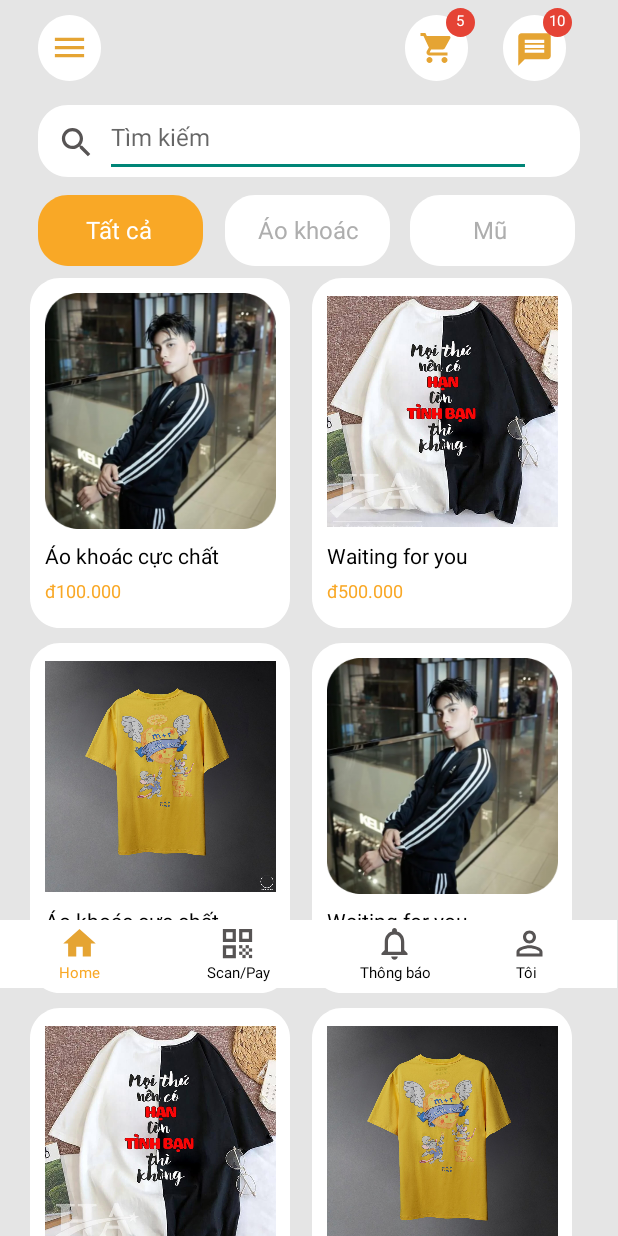
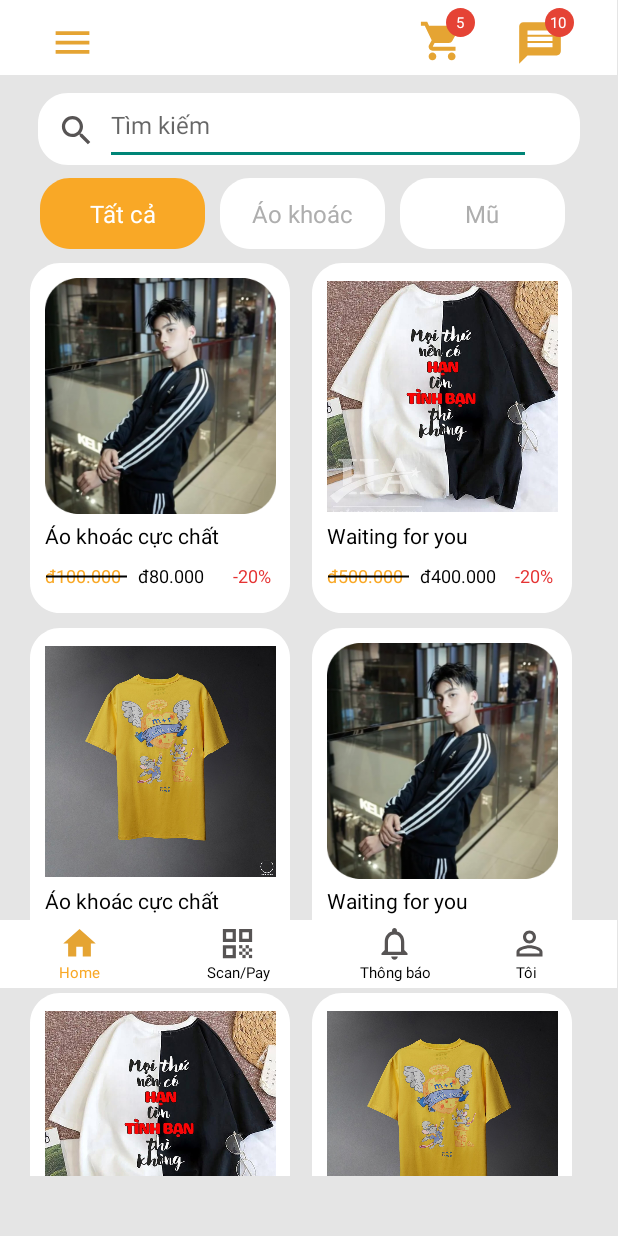
Before and after one commit to SETQT/Android, an Android app: the screen it shows after launch (MainActivity), on a phone screen of 412 x 824 dp. Run offline under Robolectric (Android 15) with nearby library versions, the phone set to English and light mode, and no system bars.

Commit message:
update dashboard

```diff
--- a/app/src/main/java/com/example/androidproject08/CustomProductLabelAdapter.java
+++ b/app/src/main/java/com/example/androidproject08/CustomProductLabelAdapter.java
@@ -1,6 +1,7 @@
 package com.example.androidproject08;
 
 import android.content.Context;
+import android.os.Bundle;
 import android.view.LayoutInflater;
 import android.view.View;
 import android.view.ViewGroup;
@@ -13,12 +14,16 @@ public class CustomProductLabelAdapter extends BaseAdapter {
     int logos[];
     String names[];
     String costs[];
+    String costs_sale[];
+    String percents_sale[];
     LayoutInflater inflter;
-    public CustomProductLabelAdapter(Context applicationContext, int[] logos, String[] names, String[] costs) {
+    public CustomProductLabelAdapter(Context applicationContext, int[] logos, String[] names, String[] costs, String[] costs_sale, String[] percents_sale) {
         this.context = applicationContext;
         this.logos = logos;
         this.names = names;
         this.costs = costs;
+        this.costs_sale = costs_sale;
+        this.percents_sale = percents_sale;
         inflter = (LayoutInflater.from(applicationContext));
     }
     @Override
@@ -39,9 +44,13 @@ public class CustomProductLabelAdapter extends BaseAdapter {
         ImageView picture = (ImageView) view.findViewById(R.id.picture_product); // get the reference of ImageView
         TextView name = (TextView) view.findViewById(R.id.name_product);
         TextView cost = (TextView) view.findViewById(R.id.cost_product);
+        TextView cost_sale = (TextView) view.findViewById(R.id.cost_sale_product);
+        TextView percent_sale = (TextView) view.findViewById(R.id.percent_sale_product);
         picture.setImageResource(logos[i]); // set logo images
         name.setText(names[i]);
         cost.setText(costs[i]);
+        cost_sale.setText(costs_sale[i]);
+        percent_sale.setText(percents_sale[i]);
         return view;
     }
 }
--- a/app/src/main/java/com/example/androidproject08/MainActivity.java
+++ b/app/src/main/java/com/example/androidproject08/MainActivity.java
@@ -9,9 +9,12 @@ import android.widget.GridView;
 
 public class MainActivity extends Activity {
     GridView gridview;
-    int logos[] = {R.drawable.mono1, R.drawable.ao1, R.drawable.ao2, R.drawable.mono1, R.drawable.ao1, R.drawable.ao2, R.drawable.mono1, R.drawable.ao1};
-    String names[] = {"Áo khoác cực chất","Waiting for you", "Áo khoác cực chất","Waiting for you", "Áo khoác cực chất","Waiting for you", "Áo khoác cực chất","Waiting for you"};
-    String costs[] = {"đ100.000", "đ500.000", "đ100.000", "đ500.000", "đ100.000", "đ500.000", "đ100.000", "đ500.000"};
+    int logos[] = {R.drawable.mono1, R.drawable.ao1, R.drawable.ao2, R.drawable.mono1, R.drawable.ao1, R.drawable.ao2, R.drawable.mono1, R.drawable.ao1, R.drawable.mono1, R.drawable.ao2};
+    String names[] = {"Áo khoác cực chất","Waiting for you", "Áo khoác cực chất","Waiting for you", "Áo khoác cực chất","Waiting for you", "Áo khoác cực chất","Waiting for you",
+            "Áo khoác cực chất","Waiting for you"};
+    String costs[] = {"đ100.000", "đ500.000", "đ100.000", "đ500.000", "đ100.000", "đ500.000", "đ100.000", "đ500.000", "đ100.000", "đ500.000"};
+    String costs_sale[] = {"đ80.000", "đ400.000", "đ80.000", "đ400.000", "đ80.000", "đ400.000", "đ80.000", "đ400.000", "đ80.000", "đ400.000"};
+    String percent_sale[] = {"-20%", "-20%", "-20%", "-20%", "-20%", "-20%", "-20%", "-20%", "-20%", "-20%"};
 
     @Override
     protected void onCreate(Bundle savedInstanceState) {
@@ -19,7 +22,8 @@ public class MainActivity extends Activity {
         setContentView(R.layout.dashboard);
         gridview = (GridView) findViewById(R.id.gridview);
 
-        CustomProductLabelAdapter customAdapter = new CustomProductLabelAdapter(getApplicationContext(), logos, names, costs);
+        CustomProductLabelAdapter customAdapter = new CustomProductLabelAdapter(getApplicationContext(), logos, names, costs, costs_sale, percent_sale);
         gridview.setAdapter(customAdapter);
+
     }
 }
--- /dev/null
+++ b/app/src/main/res/drawable/strikethrough.xml
@@ -0,0 +1,8 @@
+<?xml version="1.0" encoding="utf-8"?>
+<selector xmlns:android="http://schemas.android.com/apk/res/android">
+    <item android:state_pressed="false">
+        <shape android:shape="line">
+            <stroke android:width="1dp" android:color="#000000"/>
+        </shape>
+    </item>
+</selector>
--- a/app/src/main/res/layout/custom_product_gridview.xml
+++ b/app/src/main/res/layout/custom_product_gridview.xml
@@ -6,6 +6,7 @@
     android:layout_marginTop="10dp"
     android:layout_marginBottom="10dp"
     android:background="#E5E5E5">
+
     <View
         android:id="@+id/khung_sanpham"
         android:layout_width="173dp"
@@ -30,7 +31,7 @@
         android:layout_alignParentLeft="true"
         android:layout_alignParentTop="true"
         android:layout_marginLeft="10dp"
-        android:layout_marginTop="175dp"
+        android:layout_marginTop="172dp"
         android:gravity="top"
         android:textColor="#000000"
         android:textSize="14sp" />
@@ -40,12 +41,37 @@
         android:layout_width="55dp"
         android:layout_height="18dp"
         android:layout_alignParentLeft="true"
+        android:layout_alignParentTop="true"
         android:layout_marginLeft="10dp"
+        android:layout_marginTop="200dp"
+        android:gravity="top"
+        android:textColor="#F9A826"
+        android:foreground="@drawable/strikethrough"
+        android:textSize="12sp"
+        android:typeface="sans" />
+
+    <TextView
+        android:id="@+id/cost_sale_product"
+        android:layout_width="55dp"
+        android:layout_height="18dp"
+        android:layout_alignParentLeft="true"
         android:layout_alignParentTop="true"
+        android:layout_marginLeft="72dp"
         android:layout_marginTop="200dp"
-        android:textSize="12sp"
-        android:textColor="#F9A826"
         android:gravity="top"
-        />
+        android:textColor="#000000"
+        android:textSize="12sp" />
+
+    <TextView
+        android:id="@+id/percent_sale_product"
+        android:layout_width="35dp"
+        android:layout_height="18dp"
+        android:layout_alignParentLeft="true"
+        android:layout_alignParentTop="true"
+        android:layout_marginLeft="135dp"
+        android:layout_marginTop="200dp"
+        android:gravity="top"
+        android:textColor="#E53333"
+        android:textSize="12sp" />
 
 </RelativeLayout>
--- a/app/src/main/res/layout/dashboard.xml
+++ b/app/src/main/res/layout/dashboard.xml
@@ -8,41 +8,28 @@
     android:background="#E5E5E5">
 
     <View
-        android:id="@+id/circle_white_01"
-        android:layout_width="42dp"
-        android:layout_height="44dp"
+        android:id="@+id/rectangle_header"
+        android:layout_width="411dp"
+        android:layout_height="50dp"
         android:layout_alignParentLeft="true"
         android:layout_alignParentTop="true"
-        android:layout_marginLeft="25dp"
-        android:layout_marginTop="10dp"
-        android:background="@drawable/circle_white" />
+        android:background="@drawable/rectangle_footer" />
 
     <ImageView
         android:id="@+id/ic_menu"
-        android:layout_width="wrap_content"
-        android:layout_height="wrap_content"
+        android:layout_width="30dp"
+        android:layout_height="30dp"
         android:layout_marginLeft="33dp"
-        android:layout_marginTop="18.5dp"
+        android:layout_marginTop="13dp"
         android:gravity="center"
         android:src="@drawable/icon_menu" />
 
-    <View
-        android:id="@+id/circle_white_02"
-        android:layout_width="42dp"
-        android:layout_height="44dp"
-        android:layout_alignParentLeft="true"
-        android:layout_alignParentTop="true"
-        android:layout_marginLeft="270dp"
-        android:layout_marginTop="10dp"
-        android:background="@drawable/circle_white" />
-
-
     <ImageView
         android:id="@+id/ic_giohang"
-        android:layout_width="wrap_content"
-        android:layout_height="wrap_content"
+        android:layout_width="33dp"
+        android:layout_height="33dp"
         android:layout_marginLeft="279dp"
-        android:layout_marginTop="20dp"
+        android:layout_marginTop="12dp"
         android:gravity="center"
         android:src="@drawable/icon_giohang" />
 
@@ -56,36 +43,26 @@
         android:layout_marginTop="5dp"
         android:background="@drawable/circle_red"
         />
+
     <TextView
         android:id="@+id/id_giohang"
-        android:layout_width="15dp"
-        android:layout_height="15dp"
+        android:layout_width="17dp"
+        android:layout_height="18dp"
         android:layout_alignParentLeft="true"
         android:layout_alignParentTop="true"
-        android:layout_marginLeft="299dp"
+        android:layout_marginLeft="298dp"
         android:layout_marginTop="6dp"
         android:gravity="center"
         android:text="5"
         android:textColor="#FFFFFF"
         android:textSize="10sp" />
 
-    <View
-        android:id="@+id/circle_white_03"
-        android:layout_width="42dp"
-        android:layout_height="44dp"
-        android:layout_alignParentLeft="true"
-        android:layout_alignParentTop="true"
-        android:layout_marginLeft="335dp"
-        android:layout_marginTop="10dp"
-        android:background="@drawable/circle_white" />
-
-
     <ImageView
         android:id="@+id/ic_chat"
-        android:layout_width="wrap_content"
-        android:layout_height="wrap_content"
+        android:layout_width="33dp"
+        android:layout_height="33dp"
         android:layout_marginLeft="343dp"
-        android:layout_marginTop="20dp"
+        android:layout_marginTop="12dp"
         android:gravity="center"
         android:src="@drawable/icon_chat" />
 
@@ -94,19 +71,20 @@
         android:layout_width="19dp"
         android:layout_height="19dp"
         android:layout_alignParentLeft="true"
-        android:layout_marginLeft="362dp"
+        android:layout_marginLeft="363dp"
         android:layout_alignParentTop="true"
         android:layout_marginTop="5dp"
         android:background="@drawable/circle_red"
         />
+
     <TextView
         android:id="@+id/id_chat"
         android:layout_width="15dp"
         android:layout_height="15dp"
         android:layout_alignParentLeft="true"
         android:layout_alignParentTop="true"
-        android:layout_marginLeft="364dp"
-        android:layout_marginTop="6dp"
+        android:layout_marginLeft="364.5dp"
+        android:layout_marginTop="7dp"
         android:gravity="center"
         android:text="10"
         android:textColor="#FFFFFF"
@@ -119,7 +97,7 @@
         android:layout_alignParentLeft="true"
         android:layout_alignParentTop="true"
         android:layout_marginLeft="25dp"
-        android:layout_marginTop="70dp"
+        android:layout_marginTop="62dp"
         android:background="@drawable/rectangle_search" />
 
     <EditText
@@ -129,7 +107,7 @@
         android:layout_alignParentLeft="true"
         android:layout_alignParentTop="true"
         android:layout_marginLeft="70dp"
-        android:layout_marginTop="70dp"
+        android:layout_marginTop="62dp"
         android:gravity="left"
         android:hint="Tìm kiếm"
         android:textColor="#C6C6C6"
@@ -139,89 +117,121 @@
         android:layout_width="wrap_content"
         android:layout_height="wrap_content"
         android:layout_marginLeft="38dp"
-        android:layout_marginTop="82dp"
+        android:layout_marginTop="74dp"
         android:gravity="center"
         android:src="@drawable/icon_timkiem" />
 
-    <View
-        android:id="@+id/rectangle_bg_orange_01"
+    <HorizontalScrollView
+        android:id="@+id/horizontalScrollView"
+        android:layout_width="wrap_content"
+        android:layout_height="54dp"
+        android:layout_marginLeft="25dp"
+        android:layout_marginTop="115dp"
+        android:layout_marginRight="25dp"
+        android:layout_marginBottom="50dp"
+        app:layout_constraintEnd_toEndOf="parent"
+        app:layout_constraintStart_toStartOf="parent">
+
+        <LinearLayout
+            android:layout_width="wrap_content"
+            android:layout_height="match_parent"
+            android:orientation="horizontal">
+
+            <TextView
+                android:id="@+id/option_tatca"
                 android:layout_width="110dp"
                 android:layout_height="47dp"
                 android:layout_alignParentLeft="true"
                 android:layout_alignParentTop="true"
-        android:layout_marginLeft="25dp"
-        android:layout_marginTop="130dp"
+                android:layout_marginLeft="1dp"
+                android:layout_marginTop="3dp"
                 android:background="@drawable/rectangle_bg_orange"
-        />
+                android:gravity="center"
+                android:text="Tất cả"
+                android:textColor="#FFFFFF"
+                android:textSize="16sp" />
 
             <TextView
-        android:id="@+id/tatca"
-        android:layout_width="51dp"
-        android:layout_height="24dp"
-        android:layout_alignParentLeft="true"
-        android:layout_alignParentTop="true"
-        android:layout_marginLeft="57dp"
-        android:layout_marginTop="142dp"
-        android:gravity="top"
-        android:text="Tất cả"
-        android:textColor="#FFFFFF"
-        android:textSize="16sp"/>
-
-    <View
-        android:id="@+id/rectangle_bg_white_01"
+                android:id="@+id/option_aokhoac"
                 android:layout_width="110dp"
                 android:layout_height="47dp"
                 android:layout_alignParentLeft="true"
                 android:layout_alignParentTop="true"
-        android:layout_marginLeft="150dp"
-        android:layout_marginTop="130dp"
+                android:layout_marginLeft="10dp"
+                android:layout_marginTop="3dp"
                 android:background="@drawable/rectangle_bg_white"
-        />
+                android:gravity="center"
+                android:text="Áo khoác"
+                android:textColor="#AEAEAE"
+                android:textSize="16sp" />
 
             <TextView
-        android:id="@+id/aokhoac"
-        android:layout_width="75dp"
-        android:layout_height="24dp"
-        android:layout_alignParentLeft="true"
-        android:layout_alignParentTop="true"
-        android:layout_marginLeft="172dp"
-        android:layout_marginTop="142dp"
-        android:gravity="top"
-        android:text="Áo khoác"
-        android:textColor="#AEAEAE"
-        android:textSize="16sp"/>
-
-    <View
-        android:id="@+id/rectangle_bg_white_02"
+                android:id="@+id/option_mu"
                 android:layout_width="110dp"
                 android:layout_height="47dp"
                 android:layout_alignParentLeft="true"
                 android:layout_alignParentTop="true"
-        android:layout_marginLeft="273dp"
-        android:layout_marginTop="130dp"
+                android:layout_marginLeft="10dp"
+                android:layout_marginTop="3dp"
                 android:background="@drawable/rectangle_bg_white"
-        />
-
-    <TextView
-        android:id="@+id/mu"
-        android:layout_width="40dp"
-        android:layout_height="24dp"
-        android:layout_alignParentLeft="true"
-        android:layout_alignParentTop="true"
-        android:layout_marginLeft="315dp"
-        android:layout_marginTop="142dp"
-        android:gravity="top"
+                android:gravity="center"
                 android:text="Mũ"
                 android:textColor="#AEAEAE"
                 android:textSize="16sp" />
+
+            <TextView
+                android:id="@+id/option_quan"
+                android:layout_width="110dp"
+                android:layout_height="47dp"
+                android:layout_alignParentLeft="true"
+                android:layout_alignParentTop="true"
+                android:layout_marginLeft="10dp"
+                android:layout_marginTop="3dp"
+                android:background="@drawable/rectangle_bg_white"
+                android:gravity="center"
+                android:text="Quần"
+                android:textColor="#AEAEAE"
+                android:textSize="16sp" />
+
+            <TextView
+                android:id="@+id/option_áo"
+                android:layout_width="110dp"
+                android:layout_height="47dp"
+                android:layout_alignParentLeft="true"
+                android:layout_alignParentTop="true"
+                android:layout_marginLeft="10dp"
+                android:layout_marginTop="3dp"
+                android:background="@drawable/rectangle_bg_white"
+                android:gravity="center"
+                android:text="Áo"
+                android:textColor="#AEAEAE"
+                android:textSize="16sp" />
+
+            <TextView
+                android:id="@+id/option_giay"
+                android:layout_width="110dp"
+                android:layout_height="47dp"
+                android:layout_alignParentLeft="true"
+                android:layout_alignParentTop="true"
+                android:layout_marginLeft="10dp"
+                android:layout_marginTop="3dp"
+                android:background="@drawable/rectangle_bg_white"
+                android:gravity="center"
+                android:text="Giày"
+                android:textColor="#AEAEAE"
+                android:textSize="16sp" />
+
+        </LinearLayout>
+    </HorizontalScrollView>
 
     <GridView
         android:id="@+id/gridview"
         android:layout_width="match_parent"
         android:layout_height="match_parent"
         android:layout_marginLeft="20dp"
-        android:layout_marginTop="185dp"
+        android:layout_marginTop="175dp"
         android:layout_marginRight="20dp"
+        android:layout_marginBottom="40dp"
         android:gravity="center"
         android:horizontalSpacing="5dp"
         android:numColumns="2"
@@ -229,7 +239,7 @@
         android:verticalSpacing="10dp" />
 
     <View
-        android:id="@+id/rectangle_8"
+        android:id="@+id/rectangle_footer"
         android:layout_width="411dp"
         android:layout_height="45dp"
         android:layout_alignParentLeft="true"
```
Lines whose indentation alone changed are shown as unchanged.
